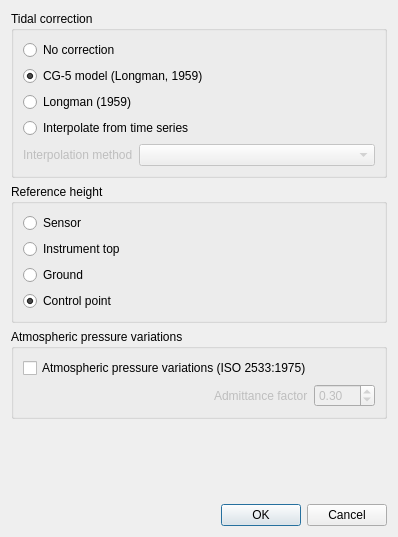
First picture: the form in gravtools/gui/dialog_corrections.ui, repository ahellers/GravTools, before the edit.
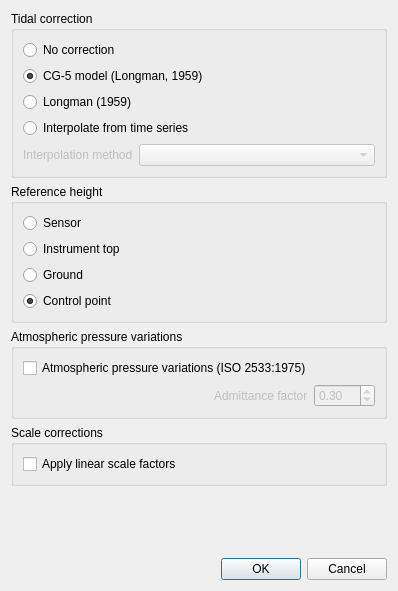
Second picture: the form after the edit.

Patch:
```diff
--- a/gravtools/gui/dialog_corrections.ui
+++ b/gravtools/gui/dialog_corrections.ui
@@ -7,13 +7,13 @@
     <x>0</x>
     <y>0</y>
     <width>398</width>
-    <height>537</height>
+    <height>591</height>
    </rect>
   </property>
   <property name="windowTitle">
    <string>Corrections</string>
   </property>
-  <layout class="QVBoxLayout" name="verticalLayout_6">
+  <layout class="QVBoxLayout" name="verticalLayout_7">
    <item>
     <widget class="QGroupBox" name="groupBox_corrections_tides">
      <property name="toolTip">
@@ -261,6 +261,28 @@
      </layout>
     </widget>
    </item>
+   <item>
+    <widget class="QGroupBox" name="groupBox_scale_correction">
+     <property name="toolTip">
+      <string>&lt;html&gt;&lt;head/&gt;&lt;body&gt;&lt;p&gt;A priori scale factor correction. Scale factors are applied on the uncorrected gravity observations. &lt;/p&gt;&lt;/body&gt;&lt;/html&gt;</string>
+     </property>
+     <property name="title">
+      <string>Scale corrections</string>
+     </property>
+     <layout class="QVBoxLayout" name="verticalLayout_6">
+      <item>
+       <widget class="QCheckBox" name="checkBox">
+        <property name="toolTip">
+         <string>&lt;html&gt;&lt;head/&gt;&lt;body&gt;&lt;p&gt;Applie linear scale factor, as listed in the gravimeter tab, on the uncorrected gravity observations. Scale factors can be loaded from json-formatted gravimeter files. Scale factors have to be available for all observation epochs, if this correction is applied.&lt;/p&gt;&lt;/body&gt;&lt;/html&gt;</string>
+        </property>
+        <property name="text">
+         <string>Apply linear scale factors</string>
+        </property>
+       </widget>
+      </item>
+     </layout>
+    </widget>
+   </item>
    <item>
     <spacer name="verticalSpacer">
      <property name="orientation">
```
